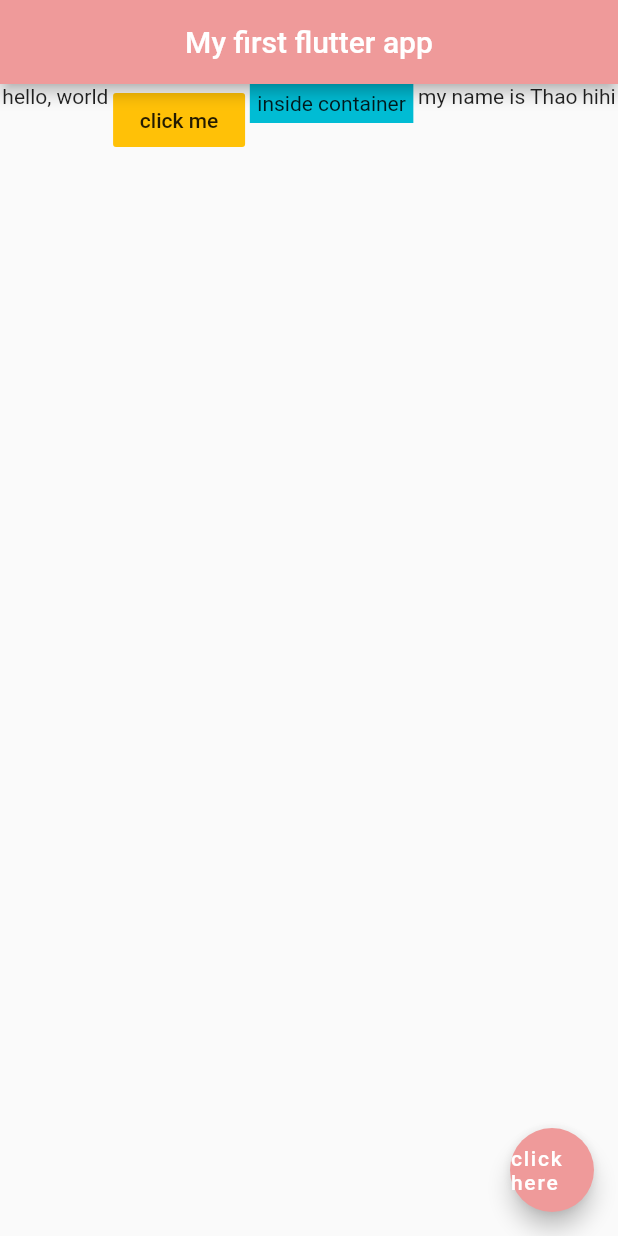
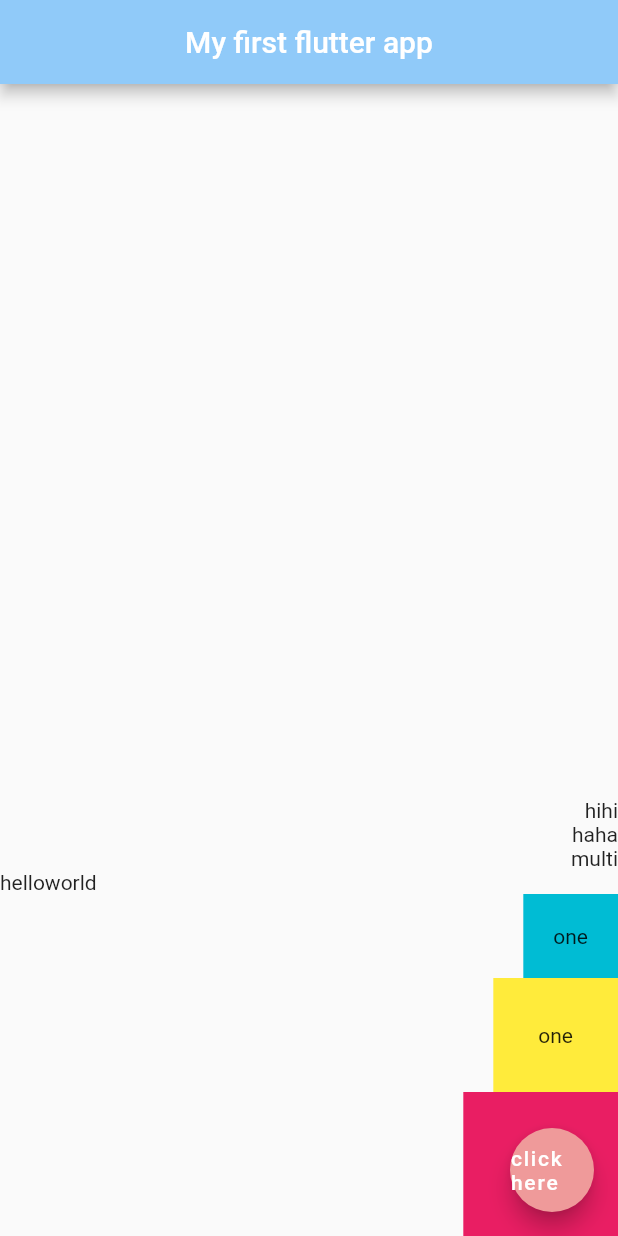
Before and after one commit to ThaoLuu2611/flutter-beginner, a Flutter app: the screen it shows after launch, on a phone screen of 412 x 824 dp. Run offline on Flutter 3.47's test engine with Material 2 defaults, Android fonts, the phone set to English and light mode, and no system bars.

Commit message:
add widget Row, Column

```diff
--- a/flutter_first_app/lib/main.dart
+++ b/flutter_first_app/lib/main.dart
@@ -12,29 +12,39 @@ class Home extends StatelessWidget{
       appBar: AppBar(
         title:Text('My first flutter app'),//propertice and value
         centerTitle: true,
-        backgroundColor: Colors.red[200],//press ctrl+q to view more color
+        backgroundColor: Colors.blue[200],//press ctrl+q to view more color
       ),
 
-      body: Row(
-        mainAxisAlignment: MainAxisAlignment.spaceAround,
-        crossAxisAlignment: CrossAxisAlignment.start,
+      body: Column(
+        mainAxisAlignment: MainAxisAlignment.end,
+        crossAxisAlignment: CrossAxisAlignment.end,
         children: <Widget>[
-          Text('hello, world'),
-          FlatButton(
-            onPressed: (){},
-            color: Colors.amber,
-            child: Text('click me')
+          Text('hihi'),
+          Text('haha'),
+          Text('multi'),
+          Row(
+            children: <Widget>[
+              Text('hello'),
+              Text('world'),
+            ],
           ),
           Container(
+            padding: EdgeInsets.all(20.0),
             color: Colors.cyan,
-            padding: EdgeInsets.all(5.0),
-            child: Text('inside container'),
+            child: Text('one'),
+          ),
+          Container(
+            padding: EdgeInsets.all(30.0),
+            color: Colors.yellow,
+            child: Text('one'),
+          ),
+          Container(
+            padding: EdgeInsets.all(40.0),
+            color: Colors.pink,
+            child: Text('one'),
+          ),
 
-          ),
-          Text('my name is Thao'),
-          Text('hihi')
-        ],// the children should be a list of widget
-
+        ],
       ),
       //every widget is class
       floatingActionButton: FloatingActionButton(//instance of class
```
